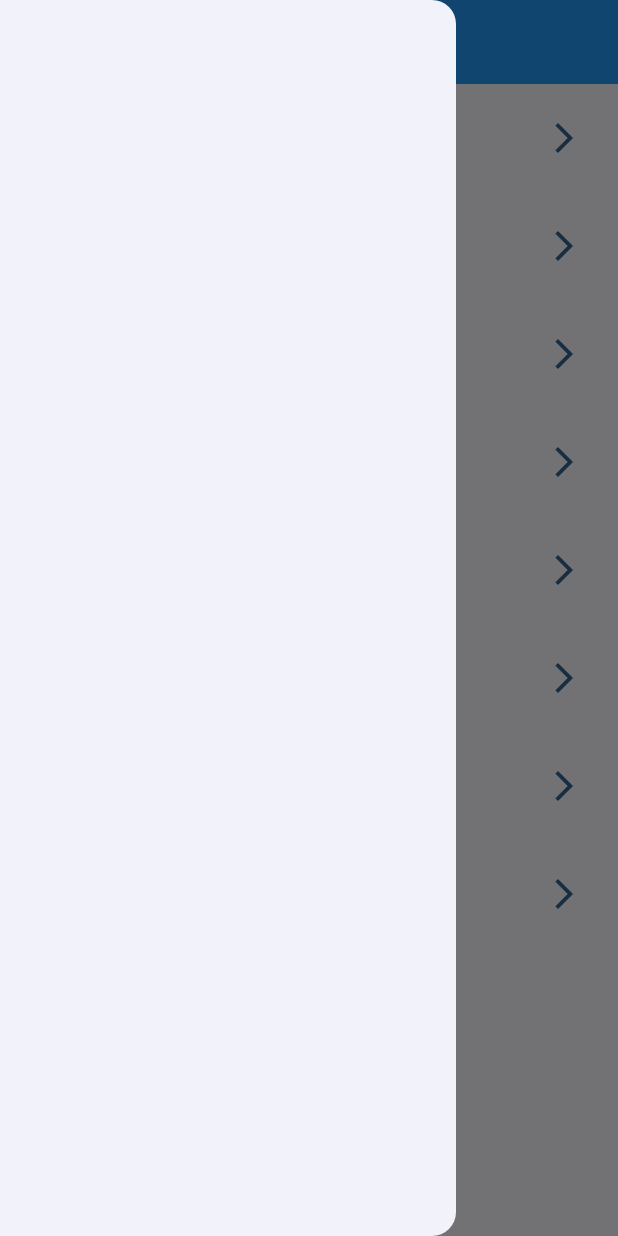
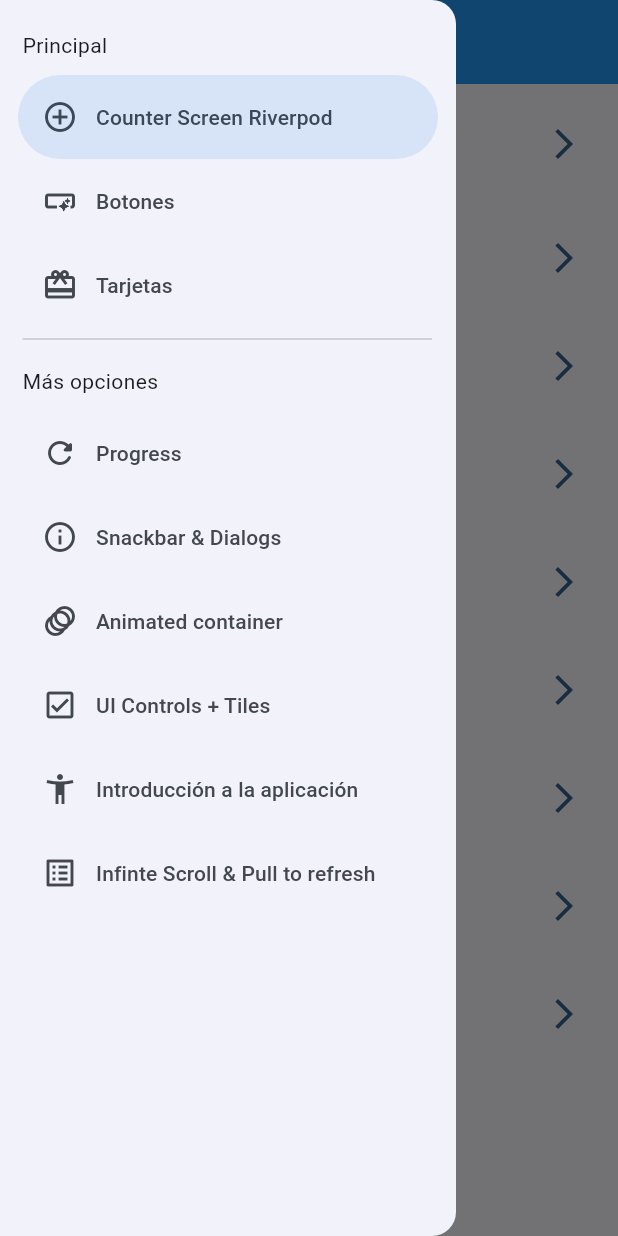
Before and after one commit to cadenaspm/widApp, a Flutter app: the screen it shows after launch, with the side drawer open, on a phone screen of 412 x 824 dp. Run offline on Flutter 3.47's test engine with Material 3 defaults, Android fonts, the phone set to English and light mode, and no system bars; our stand-ins replace animate_do, flutter_riverpod, go_router.

Commit message:
configuration provider structure

```diff
--- a/lib/config/menu/menu_items.dart
+++ b/lib/config/menu/menu_items.dart
@@ -1,3 +1,4 @@
+import 'package:widgets_app/presentation/screens/counter/counter_screen.dart';
 import 'package:widgets_app/presentation/screens/screens.dart';
 
 class MenuItems {
@@ -17,6 +18,12 @@ class MenuItems {
 }
 
 const appMenuItems = [
+  MenuItems(
+    title: 'Counter Screen Riverpod',
+    subtitle: 'Implementación de un contador con Riverpod',
+    link: CounterScreen.name,
+    icon: Icons.control_point_outlined,
+  ),
   MenuItems(
     title: 'Botones',
     subtitle: 'Varios Botones en Flutter',
@@ -74,4 +81,5 @@ const appMenuItems = [
 
 
 
+
 ];
--- a/lib/config/router/app_router.dart
+++ b/lib/config/router/app_router.dart
@@ -1,12 +1,14 @@
 
 
 import 'package:go_router/go_router.dart';
+import 'package:widgets_app/presentation/screens/counter/counter_screen.dart';
 import 'package:widgets_app/presentation/screens/screens.dart';
 
 final appRouter = GoRouter(
   initialLocation: '/',
   routes: [
     GoRoute(path: '/', name: HomeScreen.name, builder: (context, state) =>  HomeScreen()),
+    GoRoute(path: '/counter', name: CounterScreen.name, builder: (context, state) => const CounterScreen()),
     GoRoute(path: '/buttons', name: ButtonScreen.name, builder: (context, state) => const ButtonScreen()),
     GoRoute(path: '/cards', name: CardsScreen.name, builder: (context, state) => const CardsScreen()),
     GoRoute(path: '/progress', name: ProgressScreen.name, builder: (context, state) => const ProgressScreen()),
--- /dev/null
+++ b/lib/presentation/providers/counter_provider.dart
@@ -0,0 +1,6 @@
+
+
+
+import 'package:flutter_riverpod/flutter_riverpod.dart';
+
+final counterProvider = StateProvider<int>( (ref) => 5 );
--- a/lib/presentation/screens/home/home_screen.dart
+++ b/lib/presentation/screens/home/home_screen.dart
@@ -1,6 +1,7 @@
 import 'package:flutter/material.dart';
 import 'package:go_router/go_router.dart';
 import 'package:widgets_app/config/menu/menu_items.dart';
+import 'package:widgets_app/presentation/widgets/sideMenu.dart';
 
 class HomeScreen extends StatelessWidget {
   static const String name = "/buttons";
@@ -9,10 +10,14 @@ class HomeScreen extends StatelessWidget {
 
   @override
   Widget build(BuildContext context) {
+
+    final scaffoldKey = GlobalKey<ScaffoldState>();
+
     return Scaffold(
+      key: scaffoldKey ,
       appBar: AppBar(title: Text('Flutter + Material 3')),
       body: _HomeView(listItems: appMenuItems),
-      drawer: NavigationDrawer(children: []),
+      drawer: SideMenu(scaffoldKey: scaffoldKey)
     );
   }
 }
--- a/lib/presentation/widgets/sideMenu.dart
+++ b/lib/presentation/widgets/sideMenu.dart
@@ -1,7 +1,13 @@
 import 'package:flutter/material.dart';
+import 'package:go_router/go_router.dart';
+import 'package:widgets_app/config/menu/menu_items.dart';
 
 class SideMenu extends StatefulWidget {
-  const SideMenu({super.key});
+
+
+  final GlobalKey<ScaffoldState> scaffoldKey;
+
+  const SideMenu({super.key, required this.scaffoldKey});
 
   @override
   State<SideMenu> createState() => _SideMenuState();
@@ -12,14 +18,59 @@ class _SideMenuState extends State<SideMenu> {
 
   @override
   Widget build(BuildContext context) {
+
+    final hasNotch = MediaQuery.of(context).padding.top > 35;
+
+
     return NavigationDrawer(
+      selectedIndex: navDrawerIndex,
       onDestinationSelected: (value) {
         setState(() {
           navDrawerIndex = value;
         });
+
+        final menuItem = appMenuItems[value];
+        context.pushNamed(menuItem.link);
+
+
+        widget.scaffoldKey.currentState!.closeDrawer();
       },
       // children: [NavigationDrawerDestination(icon: icon, label: label)],
-      children: [],
+      children: [
+
+        Padding(
+          padding: EdgeInsets.fromLTRB(15, hasNotch ? 0 : 20, 16, 10),
+          child: Text('Principal'),
+        ),
+
+        ...appMenuItems
+          .sublist(0,3)
+          .map((item) {
+            return NavigationDrawerDestination(
+              icon: Icon(item.icon),
+              label: Text(item.title),
+            );
+          }),
+
+        Padding(
+            padding: EdgeInsets.fromLTRB(15, 0, 16, 10),
+            child: Divider(),
+        ),
+
+        Padding(
+            padding: EdgeInsets.fromLTRB(15, 0, 16, 10),
+            child: Text('Más opciones'),
+        ),
+
+        ...appMenuItems
+          .sublist(3)
+          .map((item) {
+            return NavigationDrawerDestination(
+              icon: Icon(item.icon),
+              label: Text(item.title),
+            );
+          }),
+      ],
     );
   }
 }
--- a/pubspec.yaml
+++ b/pubspec.yaml
@@ -10,6 +10,7 @@ dependencies:
   animate_do: ^4.2.0
   flutter:
     sdk: flutter
+  flutter_riverpod: ^2.6.1
   go_router: ^16.1.0
 
 dev_dependencies:
```
Also changed, not shown: lib/main.dart (+6 -1 lines), lib/presentation/providers/theme_provider.dart (added, +7 -0 lines), lib/presentation/screens/counter/counter_screen.dart (added, +66 -0 lines), pubspec.lock.
